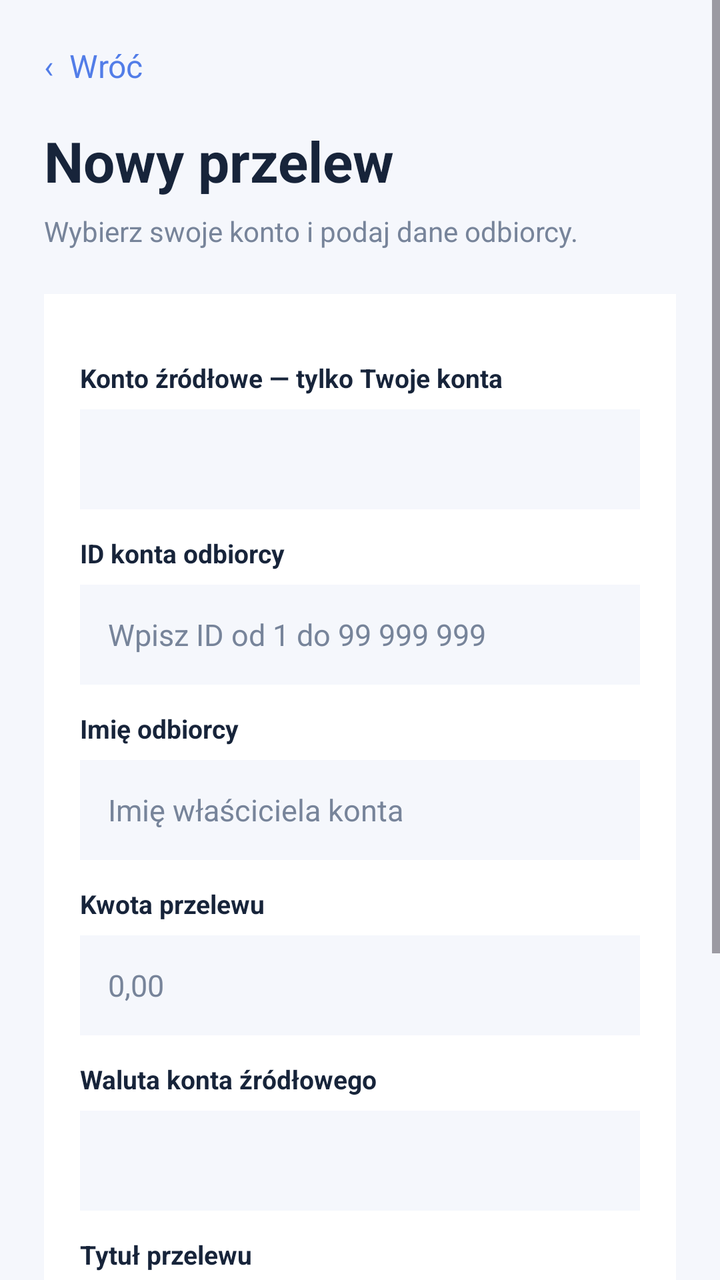
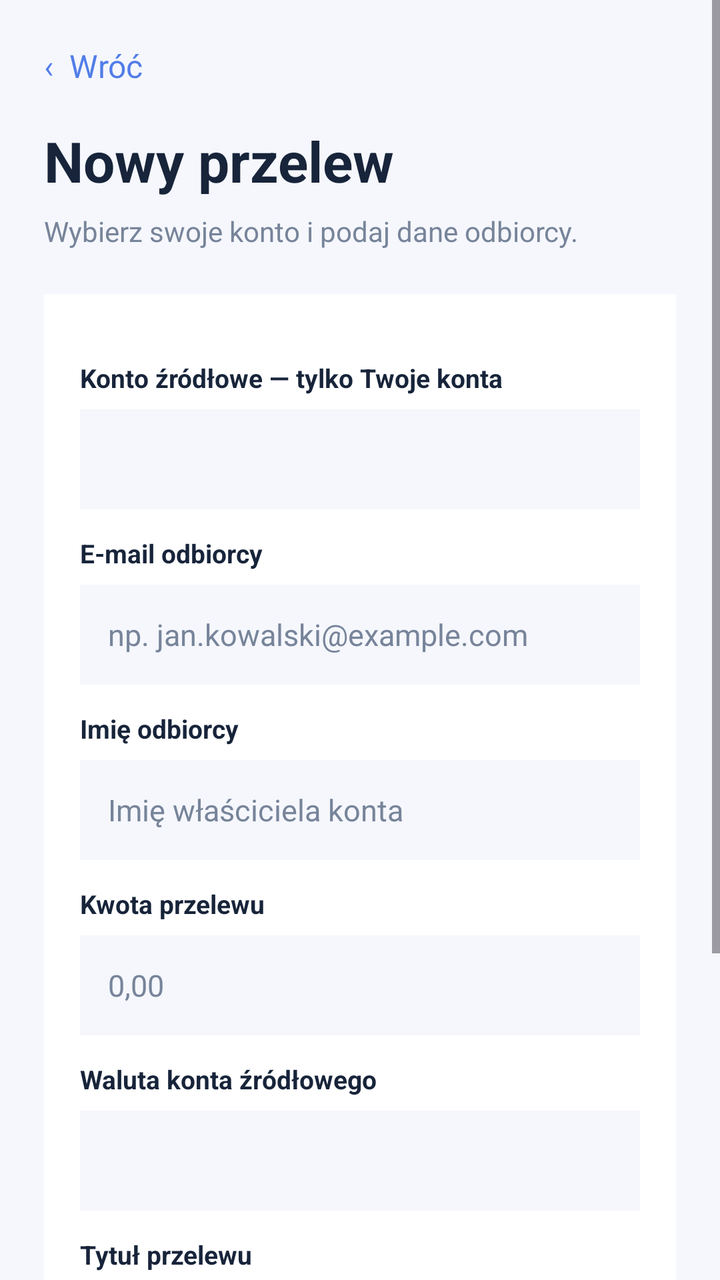

Screens rendered from an Android XML layout before and after an edit, with the pre-edit source and the edit as a unified diff.
<!-- AndroidManifest.xml: application theme Theme.Bank3 -->
<!-- res/layout/activity_transfer.xml -->
<?xml version="1.0" encoding="utf-8"?>
<ScrollView xmlns:android="http://schemas.android.com/apk/res/android"
    android:id="@+id/transferScrollView"
    android:layout_width="match_parent"
    android:layout_height="match_parent"
    android:fillViewport="true"
    android:background="@color/theme_background">

    <LinearLayout
        android:id="@+id/transferPage"
        android:layout_width="match_parent"
        android:layout_height="wrap_content"
        android:orientation="vertical"
        android:paddingStart="22dp"
        android:paddingTop="18dp"
        android:paddingEnd="22dp"
        android:paddingBottom="28dp"
        android:background="@color/theme_background">

        <TextView
            android:id="@+id/transferBack"
            android:layout_width="wrap_content"
            android:layout_height="wrap_content"
            android:paddingTop="4dp"
            android:paddingBottom="18dp"
            android:text="‹  Wróć"
            android:textColor="@color/theme_accent"
            android:textSize="16sp" />

        <TextView
            android:id="@+id/transferHeading"
            android:layout_width="match_parent"
            android:layout_height="wrap_content"
            android:text="Nowy przelew"
            android:textColor="@color/theme_text"
            android:textSize="28sp"
            android:textStyle="bold" />

        <TextView
            android:id="@+id/transferSubtitle"
            android:layout_width="match_parent"
            android:layout_height="wrap_content"
            android:layout_marginTop="7dp"
            android:layout_marginBottom="22dp"
            android:text="Wybierz swoje konto i podaj dane odbiorcy."
            android:textColor="@color/theme_text_secondary"
            android:textSize="14sp" />

        <LinearLayout
            android:id="@+id/transferFormCard"
            android:layout_width="match_parent"
            android:layout_height="wrap_content"
            android:orientation="vertical"
            android:paddingStart="18dp"
            android:paddingTop="20dp"
            android:paddingEnd="18dp"
            android:paddingBottom="20dp"
            android:background="@color/theme_surface">

            <TextView
                android:id="@+id/sourceAccountLabel"
                android:layout_width="match_parent"
                android:layout_height="wrap_content"
                android:layout_marginTop="13dp"
                android:layout_marginBottom="7dp"
                android:text="Konto źródłowe — tylko Twoje konta"
                android:textColor="@color/theme_text"
                android:textSize="13sp"
                android:textStyle="bold" />

            <Spinner
                android:id="@+id/sourceAccountSpinner"
                android:layout_width="match_parent"
                android:layout_height="50dp"
                android:paddingStart="8dp"
                android:paddingTop="3dp"
                android:paddingEnd="8dp"
                android:paddingBottom="3dp"
                android:background="@color/theme_background"
                android:enabled="false" />

            <TextView
                android:id="@+id/destinationAccountLabel"
                android:layout_width="match_parent"
                android:layout_height="wrap_content"
                android:layout_marginTop="13dp"
                android:layout_marginBottom="7dp"
                android:text="ID konta odbiorcy"
                android:textColor="@color/theme_text"
                android:textSize="13sp"
                android:textStyle="bold" />

            <EditText
                android:id="@+id/destinationAccountInput"
                android:layout_width="match_parent"
                android:layout_height="50dp"
                android:background="@color/theme_background"
                android:hint="Wpisz ID od 1 do 99 999 999"
                android:inputType="number"
                android:maxLength="8"
                android:paddingStart="14dp"
                android:paddingEnd="14dp"
                android:singleLine="true"
                android:textColor="@color/theme_text"
                android:textColorHint="@color/theme_text_secondary"
                android:textSize="15sp" />

            <TextView
                android:id="@+id/recipientNameLabel"
                android:layout_width="match_parent"
                android:layout_height="wrap_content"
                android:layout_marginTop="13dp"
                android:layout_marginBottom="7dp"
                android:text="Imię odbiorcy"
                android:textColor="@color/theme_text"
                android:textSize="13sp"
                android:textStyle="bold" />

            <EditText
                android:id="@+id/recipientNameInput"
                android:layout_width="match_parent"
                android:layout_height="50dp"
                android:background="@color/theme_background"
                android:hint="Imię właściciela konta"
                android:inputType="textCapWords"
                android:paddingStart="14dp"
                android:paddingEnd="14dp"
                android:singleLine="true"
                android:textColor="@color/theme_text"
                android:textColorHint="@color/theme_text_secondary"
                android:textSize="15sp" />

            <TextView
                android:id="@+id/amountLabel"
                android:layout_width="match_parent"
                android:layout_height="wrap_content"
                android:layout_marginTop="13dp"
                android:layout_marginBottom="7dp"
                android:text="Kwota przelewu"
                android:textColor="@color/theme_text"
                android:textSize="13sp"
                android:textStyle="bold" />

            <EditText
                android:id="@+id/amountInput"
                android:layout_width="match_parent"
                android:layout_height="50dp"
                android:background="@color/theme_background"
                android:hint="0,00"
                android:inputType="numberDecimal"
                android:paddingStart="14dp"
                android:paddingEnd="14dp"
                android:singleLine="true"
                android:textColor="@color/theme_text"
                android:textColorHint="@color/theme_text_secondary"
                android:textSize="15sp" />

            <TextView
                android:id="@+id/currencyLabel"
                android:layout_width="match_parent"
                android:layout_height="wrap_content"
                android:layout_marginTop="13dp"
                android:layout_marginBottom="7dp"
                android:text="Waluta konta źródłowego"
                android:textColor="@color/theme_text"
                android:textSize="13sp"
                android:textStyle="bold" />

            <Spinner
                android:id="@+id/currencySpinner"
                android:layout_width="match_parent"
                android:layout_height="50dp"
                android:paddingStart="8dp"
                android:paddingTop="3dp"
                android:paddingEnd="8dp"
                android:paddingBottom="3dp"
                android:background="@color/theme_background"
                android:enabled="false" />

            <TextView
                android:id="@+id/titleLabel"
                android:layout_width="match_parent"
                android:layout_height="wrap_content"
                android:layout_marginTop="13dp"
                android:layout_marginBottom="7dp"
                android:text="Tytuł przelewu"
                android:textColor="@color/theme_text"
                android:textSize="13sp"
                android:textStyle="bold" />

            <EditText
                android:id="@+id/titleInput"
                android:layout_width="match_parent"
                android:layout_height="50dp"
                android:background="@color/theme_background"
                android:hint="Np. Rachunki za październik"
                android:inputType="textCapSentences"
                android:paddingStart="14dp"
                android:paddingEnd="14dp"
                android:singleLine="true"
                android:textColor="@color/theme_text"
                android:textColorHint="@color/theme_text_secondary"
                android:textSize="15sp" />

            <TextView
                android:id="@+id/transferHint"
                android:layout_width="match_parent"
                android:layout_height="wrap_content"
                android:layout_marginTop="14dp"
                android:text="Odbiorca musi mieć konto w tej samej walucie. Backend wymaga 26-cyfrowego numeru konta."
                android:textColor="@color/theme_text_secondary"
                android:textSize="12sp" />
        </LinearLayout>

        <Button
            android:id="@+id/submitTransferButton"
            android:layout_width="match_parent"
            android:layout_height="54dp"
            android:layout_marginTop="20dp"
            android:background="@color/theme_accent"
            android:text="PRZELEJ"
            android:textColor="@color/white"
            android:textSize="15sp" />

    </LinearLayout>
</ScrollView>
<!-- resources referenced by this layout -->
<resources>
  <color name="theme_accent">#527DE8</color>
  <color name="theme_background">#F5F7FC</color>
  <color name="theme_surface">#FFFFFF</color>
  <color name="theme_text">#17243A</color>
  <color name="theme_text_secondary">#77849A</color>
  <color name="white">#FFFFFFFF</color>
  <style name="Theme.Bank3" parent="Base.Theme.Bank3" />
  <style name="Base.Theme.Bank3" parent="Theme.Material3.Light.NoActionBar">
  
          <item name="colorPrimary">@color/theme_primary</item>
          <item name="colorOnPrimary">@color/theme_on_primary</item>
  
          <item name="colorSecondary">@color/theme_accent</item>
          <item name="colorOnSecondary">@color/theme_on_primary</item>
  
          <item name="android:colorBackground">@color/theme_background</item>
          <item name="colorSurface">@color/theme_surface</item>
          <item name="colorOnSurface">@color/theme_text</item>
  
          <item name="android:statusBarColor">@color/theme_background</item>
          <item name="android:navigationBarColor">@color/theme_background</item>
  
          <item name="android:windowLightStatusBar">true</item>
          <item name="android:windowLightNavigationBar">true</item>
      </style>
  <color name="theme_primary">#2457C5</color>
  <color name="theme_on_primary">#FFFFFF</color>
</resources>

<!-- the commit's change to res/layout/activity_transfer.xml (unified diff, before → after) -->
@@ -85,7 +85,7 @@
                 android:layout_height="wrap_content"
                 android:layout_marginTop="13dp"
                 android:layout_marginBottom="7dp"
-                android:text="ID konta odbiorcy"
+                android:text="E-mail odbiorcy"
                 android:textColor="@color/theme_text"
                 android:textSize="13sp"
                 android:textStyle="bold" />
@@ -95,9 +95,8 @@
                 android:layout_width="match_parent"
                 android:layout_height="50dp"
                 android:background="@color/theme_background"
-                android:hint="Wpisz ID od 1 do 99 999 999"
-                android:inputType="number"
-                android:maxLength="8"
+                android:hint="np. jan.kowalski@example.com"
+                android:inputType="textEmailAddress"
                 android:paddingStart="14dp"
                 android:paddingEnd="14dp"
                 android:singleLine="true"
